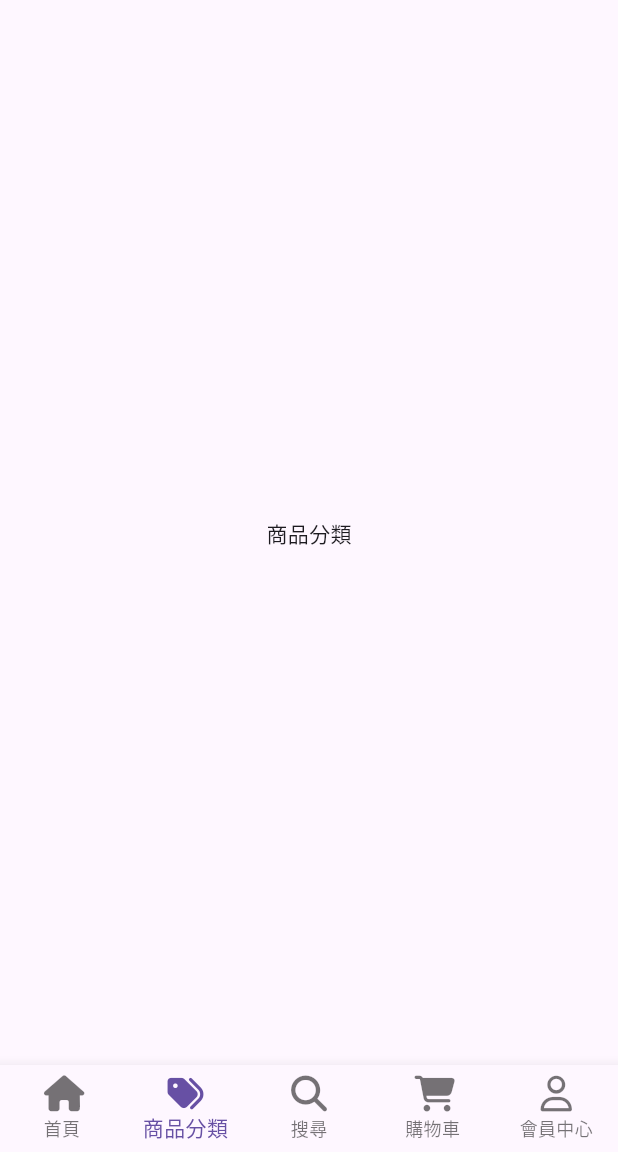
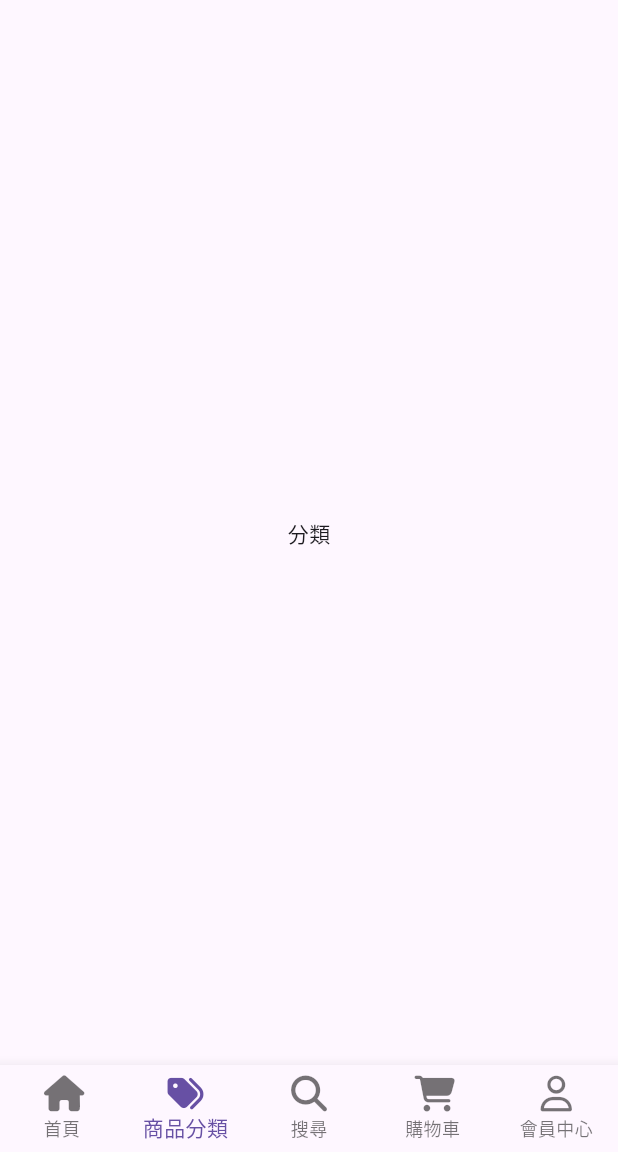
Before and after one commit to renfu-her/flutter-rc168, a Flutter app: the screen it shows after launch, item 2 of the bottom bar chosen, on a phone screen of 412 x 824 dp, the part 84-1236 px from its top. Run offline on Flutter 3.47's test engine with Material 3 defaults, Android fonts, the phone set to English and light mode, and no system bars; our stand-ins replace dio, font_awesome_flutter.

Commit message:
all dart update

```diff
--- a/lib/main.dart
+++ b/lib/main.dart
@@ -1,6 +1,11 @@
 import 'package:flutter/material.dart';
 import 'package:dio/dio.dart';
 import 'package:font_awesome_flutter/font_awesome_flutter.dart';
+import 'package:rc168/pages/category_page.dart';
+import 'package:rc168/pages/home_page.dart';
+import 'package:rc168/pages/member_page.dart';
+import 'package:rc168/pages/search_page.dart';
+import 'package:rc168/pages/shop_page.dart';
 
 var dio = Dio();
 
@@ -30,12 +35,12 @@ class _MyHomePageState extends State<MyHomePage> {
   int _selectedIndex = 0;
 
   // 底部導航項目列表
-  static const List<Widget> _widgetOptions = <Widget>[
-    Text('首頁'),
-    Text('商品分類'),
-    Text('搜尋'),
-    Text('購物車'),
-    Text('會員中心'),
+  static List<Widget> _widgetOptions = <Widget>[
+    HomePage(),
+    CategoryPage(),
+    SearchPage(),
+    ShopPage(),
+    MemberPage(),
   ];
 
   void _onItemTapped(int index) {
```
Also changed, not shown: lib/pages/home_page.dart (added, +12 -0 lines), lib/pages/category_page.dart (renamed from lib/pages/categoryPage.dart), lib/pages/member_page.dart (renamed from lib/pages/memberPage.dart), lib/pages/search_page.dart (renamed from lib/pages/searchPage.dart), lib/pages/shop_page.dart (renamed from lib/pages/shopPage.dart).
